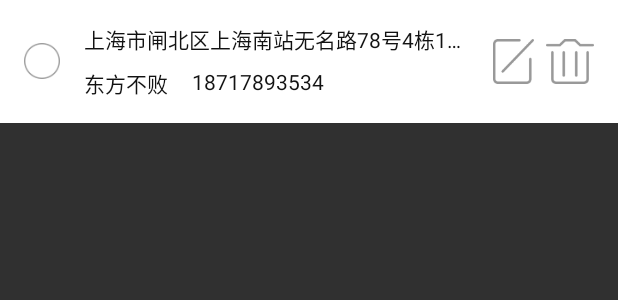
After one commit to duhualong/GoldBowls, an Android app: the layout item_address_detail.xml on its own in the app's theme, with its tools: preview values and no code run, on a phone screen of 412 x 824 dp. The commit adds this screen. Shown: the top 300 px of the screen. Run offline under Robolectric (Android 15) with nearby library versions, the phone set to English and light mode, and no system bars.

Commit message:
收货地址（编辑）

```diff
--- /dev/null
+++ b/app/src/main/res/drawable/checkbox_select_address_style.xml
@@ -0,0 +1,10 @@
+<?xml version="1.0" encoding="utf-8"?>
+<selector xmlns:android="http://schemas.android.com/apk/res/android">
+  <item android:drawable="@drawable/ic_circle_select" android:state_checked="true"></item>
+  <item android:drawable="@drawable/ic_circle_select" android:state_selected="true"></item>
+  <item android:drawable="@drawable/ic_circle_select" android:state_pressed="true"></item>
+  <item android:drawable="@drawable/ic_circle_default">
+
+  </item>
+
+</selector>
--- a/app/src/main/res/layout/activity_reception_address.xml
+++ b/app/src/main/res/layout/activity_reception_address.xml
@@ -36,5 +36,16 @@
             android:id="@id/tv_manage">
         </TextView>
     </RelativeLayout>
+<ScrollView
+    android:layout_width="match_parent"
+    android:layout_height="match_parent"
+    android:layout_marginTop="@dimen/space.medium"
+    android:layout_marginBottom="@dimen/space.medium">
+    <ListView
+        android:id="@id/list_address"
+        android:layout_width="match_parent"
+        android:layout_height="wrap_content">
 
+    </ListView>
+</ScrollView>
 </LinearLayout>
--- /dev/null
+++ b/app/src/main/res/layout/item_address_detail.xml
@@ -0,0 +1,75 @@
+<?xml version="1.0" encoding="utf-8"?>
+<RelativeLayout xmlns:android="http://schemas.android.com/apk/res/android"
+    android:layout_width="match_parent"
+    android:layout_height="wrap_content"
+    android:padding="@dimen/space.medium"
+    android:background="@color/white">
+    <CheckBox
+        android:id="@id/item_checkbox_address_default"
+        android:layout_width="wrap_content"
+        android:layout_height="wrap_content"
+        android:button="@null"
+        android:layout_centerVertical="true"
+        android:background="@drawable/checkbox_select_address_style"/>
+    <TextView
+        android:id="@id/item_address_detail"
+        android:layout_width="wrap_content"
+        android:layout_height="wrap_content"
+        android:textColor="@color/tint_color"
+        android:layout_marginStart="@dimen/space.medium"
+        android:layout_marginLeft="@dimen/space.medium"
+        android:layout_marginEnd="@dimen/space.medium"
+        android:layout_marginRight="@dimen/space.medium"
+        android:layout_toStartOf="@id/img_address_edit"
+        android:layout_toLeftOf="@id/img_address_edit"
+        android:lines="1"
+        android:ellipsize="end"
+        android:textAppearance="@style/TextAppearance.AppCompat.Body1"
+        android:layout_toRightOf="@id/item_checkbox_address_default"
+        android:layout_toEndOf="@id/item_checkbox_address_default"
+        android:text="@string/tv_address_detail"/>
+
+    <TextView
+        android:id="@id/item_address_linkman"
+        android:layout_width="wrap_content"
+        android:layout_height="wrap_content"
+        android:layout_toRightOf="@id/item_checkbox_address_default"
+        android:layout_toEndOf="@id/item_checkbox_address_default"
+        android:layout_marginStart="@dimen/space.medium"
+        android:layout_marginLeft="@dimen/space.medium"
+        android:layout_below="@id/item_address_detail"
+        android:textColor="@color/tint_color"
+        android:layout_marginTop="@dimen/space.small"
+        android:text="@string/tv_address_name"/>
+    <TextView
+        android:id="@id/item_address_linkman_phone"
+        android:layout_width="wrap_content"
+        android:layout_height="wrap_content"
+        android:layout_toRightOf="@id/item_address_linkman"
+        android:layout_toEndOf="@id/item_address_linkman"
+        android:layout_marginStart="@dimen/space.medium"
+        android:layout_marginLeft="@dimen/space.medium"
+        android:layout_below="@id/item_address_detail"
+        android:textColor="@color/tint_color"
+        android:layout_marginTop="@dimen/space.small"
+        android:text="@string/tv_address_phone"/>
+
+    <ImageView
+        android:id="@id/img_address_delete"
+        android:layout_width="wrap_content"
+        android:layout_height="wrap_content"
+        android:layout_centerVertical="true"
+        android:layout_alignParentEnd="true"
+        android:layout_alignParentRight="true"
+        android:src="@drawable/ic_delete"/>
+    <ImageView
+        android:id="@id/img_address_edit"
+        android:layout_width="wrap_content"
+        android:layout_height="wrap_content"
+        android:layout_marginEnd="@dimen/space.small"
+        android:layout_marginRight="@dimen/space.small"
+        android:layout_toLeftOf="@id/img_address_delete"
+        android:layout_toStartOf="@id/img_address_delete"
+        android:layout_centerVertical="true"
+        android:src="@drawable/ic_edit"/>
+</RelativeLayout>
--- a/app/src/main/res/values/ids.xml
+++ b/app/src/main/res/values/ids.xml
@@ -117,5 +117,12 @@
     <item name="tv_accept_house_number" type="id" />
     <item name="et_input_address_detail" type="id" />
     <item name="tv_manage" type="id" />
+    <item name="list_address" type="id" />
+    <item name="item_checkbox_address_default" type="id" />
+    <item name="item_address_detail" type="id" />
+    <item name="item_address_linkman" type="id" />
+    <item name="item_address_linkman_phone" type="id" />
+    <item name="img_address_delete" type="id" />
+    <item name="img_address_edit" type="id" />
 
 </resources>
```
Also changed, not shown: app/src/main/res/drawable-hdpi/ic_circle_default.png (added), app/src/main/res/drawable-hdpi/ic_circle_select.png (added), app/src/main/res/drawable-hdpi/ic_delete.png, app/src/main/res/drawable-hdpi/ic_edit.png, 1 other file.
